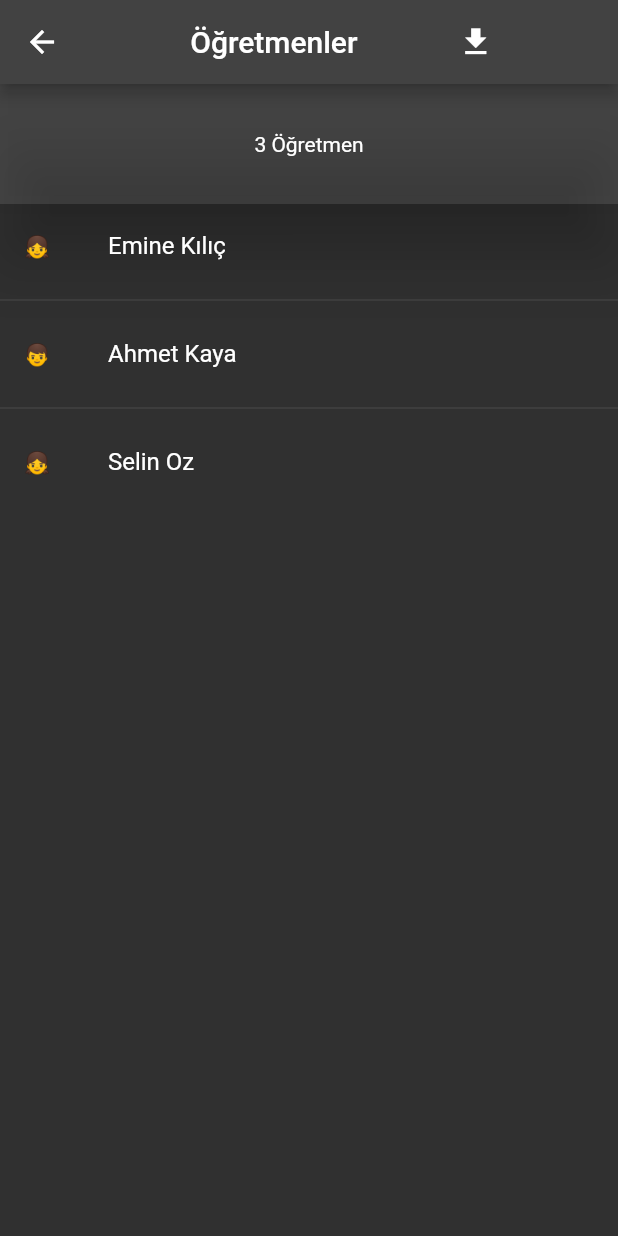
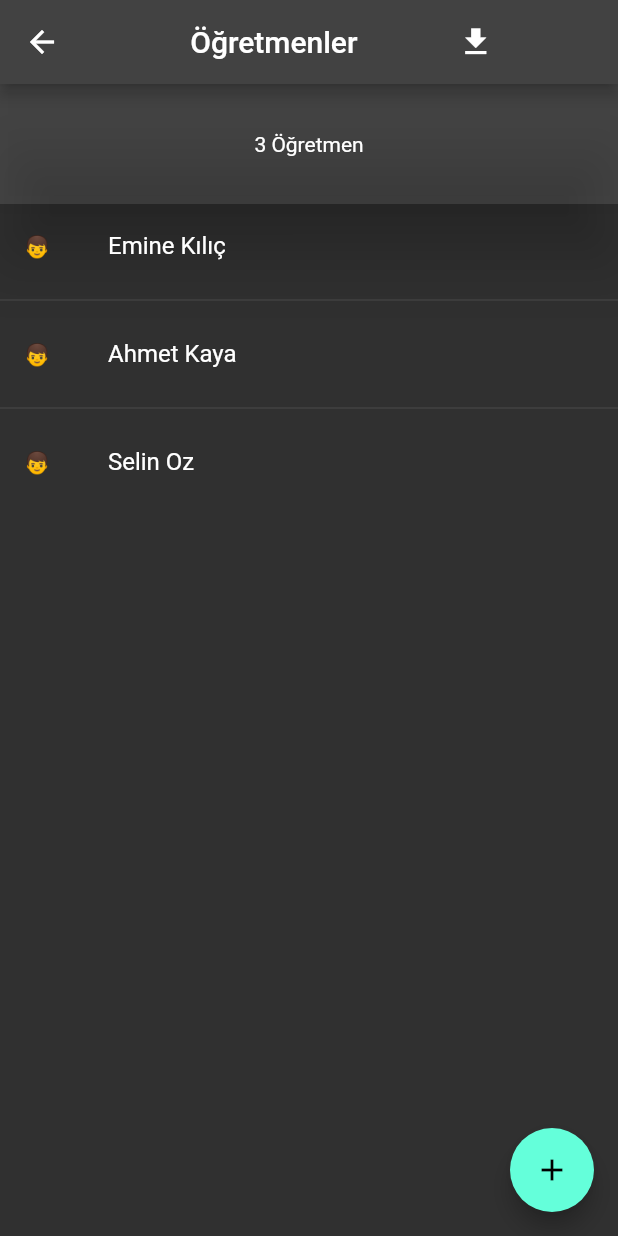
Before and after one commit to dilberates/Student_Communication_App, a Flutter app: the TeachersPage screen opened directly, on a phone screen of 412 x 824 dp. Run offline on Flutter 3.47's test engine with Material 2 defaults, Android fonts, the phone set to English and light mode, and no system bars; our stand-ins replace flutter_riverpod.

```diff
--- a/lib/models/teacher.dart
+++ b/lib/models/teacher.dart
@@ -1,10 +1,10 @@
 class Teacher{
-  String name ;
-  String surname;
-  int age;
-  String sex;
+  String ad;
+  String soyad;
+  int yas;
+  String cinsiyet;
 
-  Teacher(this.name,this.surname,this.age,this.sex);
+  Teacher(this.ad,this.soyad,this.yas,this.cinsiyet);
 
   Teacher.fromMap(Map<String,dynamic> m): this(
     m['ad'],
@@ -12,4 +12,15 @@ class Teacher{
     m['yas'],
     m['cinsiyet'],
   );
+
+ Map toMap() {
+    return {
+      'ad':ad,
+      'soyad':soyad,
+      'yas':yas,
+      'cinsiyet':cinsiyet
+    };
+  }
+
+
 }
--- a/lib/pages/teachers_page.dart
+++ b/lib/pages/teachers_page.dart
@@ -1,5 +1,6 @@
 import 'package:flutter/material.dart';
 import 'package:flutter_riverpod/flutter_riverpod.dart';
+import 'package:student_communication_app/pages/teachers/teacherAddPage.dart';
 import 'package:student_communication_app/repository/teacher_repo.dart';
 
 import '../models/teacher.dart';
@@ -40,6 +41,16 @@ class TeachersPage extends ConsumerWidget {
                   itemCount: teacherRepo.teachers.length)),
         ],
       ),
+      floatingActionButton: FloatingActionButton(
+        onPressed: () async {
+         final isBool= await Navigator.of(context)
+              .push<bool>(MaterialPageRoute(builder: (context) => TeachersHome()));
+         if(isBool==true){
+
+         }
+        },
+        child: Icon(Icons.add),
+      ),
     );
   }
 }
@@ -70,11 +81,11 @@ class _downloadButtonState extends State<downloadButton> {
                   });
                   // TODO error
                   await ref.read(teachersProvider).download();
-                } catch(e){
+                } catch (e) {
                   ScaffoldMessenger.of(context).showSnackBar(
                     SnackBar(content: Text(e.toString())),
                   );
-                }finally {
+                } finally {
                   setState(() {
                     isLoading = false;
                   });
@@ -96,9 +107,9 @@ class TeacherRow extends StatelessWidget {
   @override
   Widget build(BuildContext context) {
     return ListTile(
-      title: Text(teacher.name + ' ' + teacher.surname),
+      title: Text(teacher.ad + ' ' + teacher.soyad),
       leading: IntrinsicWidth(
-          child: Center(child: Text(teacher.sex == 'Female' ? '👧' : '👦'))),
+          child: Center(child: Text(teacher.cinsiyet == 'kız' ? '👧' : '👦'))),
     );
   }
 }
```
Also changed, not shown: lib/pages/teachers/teacherAddPage.dart (added, +130 -0 lines), lib/services/data_service.dart (+15 -0 lines).
